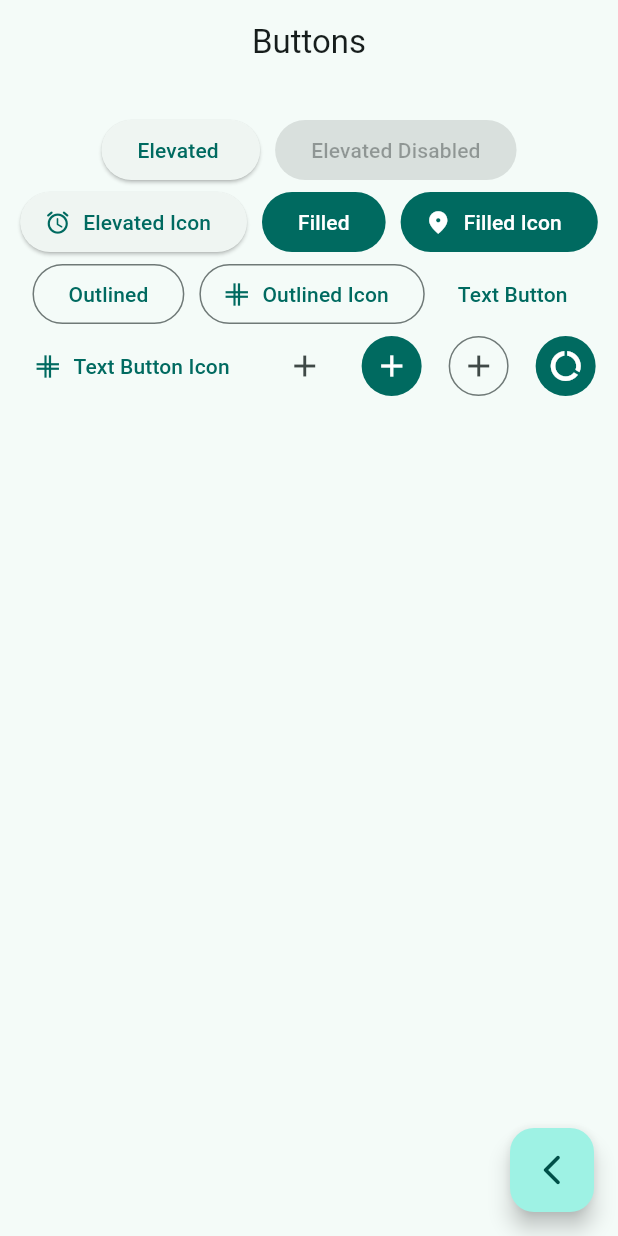
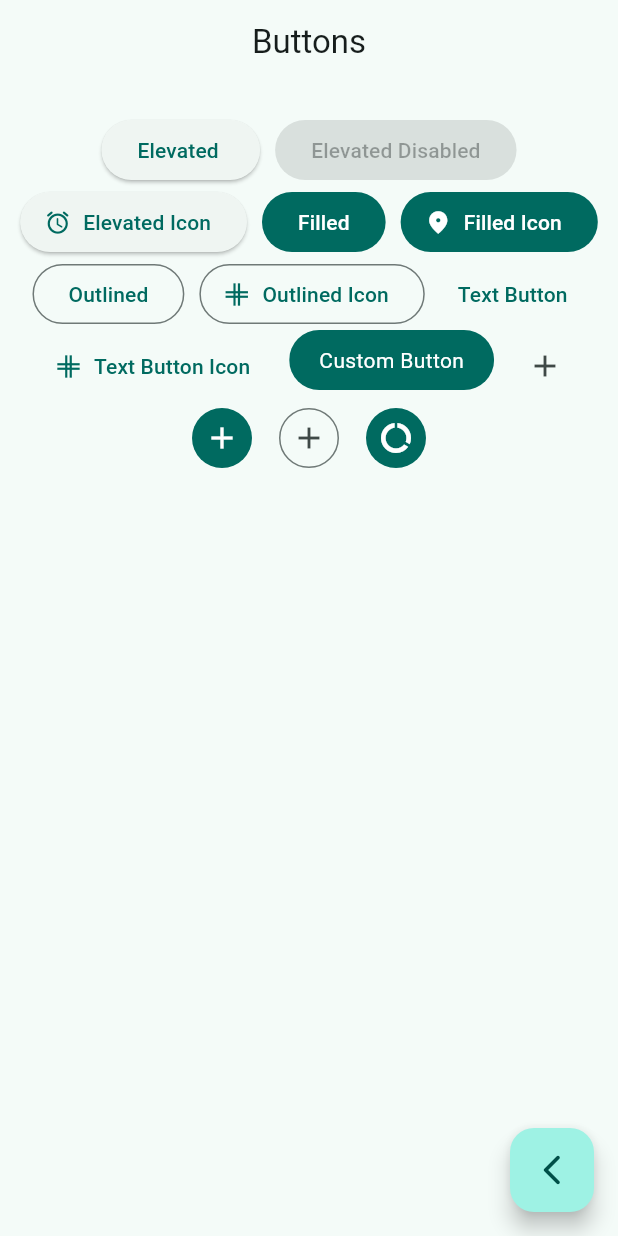
Before and after one commit to ManuViola77/widgets_app, a Flutter app: the ButtonsScreen screen opened by its route, on a phone screen of 412 x 824 dp. Run offline on Flutter 3.47's test engine with Material 3 defaults, Android fonts, the phone set to English and light mode, and no system bars; our stand-ins replace go_router.

Commit message:
feat: custom button

```diff
--- a/lib/presentation/screens/buttons/buttons_screen.dart
+++ b/lib/presentation/screens/buttons/buttons_screen.dart
@@ -64,7 +64,10 @@ class _ButtonsView extends StatelessWidget {
               icon: const Icon(Icons.grid_goldenratio_outlined),
               label: const Text('Text Button Icon'),
             ),
-            // TODO: custom button
+            CustomButton(
+              text: 'Custom Button',
+              backgroundColor: colors.primary,
+            ),
             IconButton(onPressed: () {}, icon: const Icon(Icons.add)),
             IconButton.filled(onPressed: () {}, icon: const Icon(Icons.add)),
             IconButton.outlined(onPressed: () {}, icon: const Icon(Icons.add)),
@@ -82,3 +85,33 @@ class _ButtonsView extends StatelessWidget {
     );
   }
 }
+
+class CustomButton extends StatelessWidget {
+  final String text;
+  final Color backgroundColor;
+  final Color textColor;
+
+  const CustomButton({
+    super.key,
+    required this.text,
+    required this.backgroundColor,
+    this.textColor = Colors.white,
+  });
+
+  @override
+  Widget build(BuildContext context) {
+    return ClipRRect(
+      borderRadius: BorderRadius.circular(20),
+      child: Material(
+        color: backgroundColor,
+        child: InkWell(
+          onTap: () {},
+          child: Padding(
+            padding: const EdgeInsets.symmetric(horizontal: 20, vertical: 10),
+            child: Text(text, style: TextStyle(color: textColor)),
+          ),
+        ),
+      ),
+    );
+  }
+}
```
